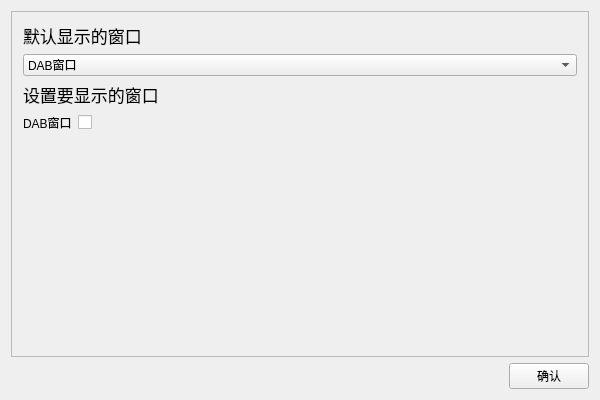
The window that Widgets/SettingWidget.ui (Shhyrule/GameInfoManager) describes before a commit, drawn with Qt 5.
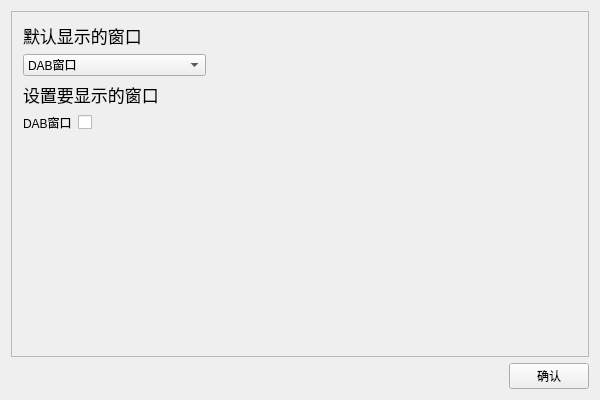
The same window after the commit.

```diff
--- a/Widgets/SettingWidget.ui
+++ b/Widgets/SettingWidget.ui
@@ -42,13 +42,55 @@
         </widget>
        </item>
        <item>
-        <widget class="QComboBox" name="DefualtWidgetComboBox">
+        <layout class="QHBoxLayout" name="horizontalLayout_2">
          <item>
-          <property name="text">
-           <string>DAB窗口</string>
-          </property>
+          <widget class="QComboBox" name="DefualtWidgetComboBox">
+           <property name="sizePolicy">
+            <sizepolicy hsizetype="Expanding" vsizetype="Fixed">
+             <horstretch>0</horstretch>
+             <verstretch>0</verstretch>
+            </sizepolicy>
+           </property>
+           <property name="maximumSize">
+            <size>
+             <width>183</width>
+             <height>16777215</height>
+            </size>
+           </property>
+           <item>
+            <property name="text">
+             <string>DAB窗口</string>
+            </property>
+           </item>
+          </widget>
          </item>
-        </widget>
+         <item>
+          <spacer name="horizontalSpacer_3">
+           <property name="orientation">
+            <enum>Qt::Orientation::Horizontal</enum>
+           </property>
+           <property name="sizeHint" stdset="0">
+            <size>
+             <width>40</width>
+             <height>20</height>
+            </size>
+           </property>
+          </spacer>
+         </item>
+         <item>
+          <spacer name="horizontalSpacer_2">
+           <property name="orientation">
+            <enum>Qt::Orientation::Horizontal</enum>
+           </property>
+           <property name="sizeHint" stdset="0">
+            <size>
+             <width>40</width>
+             <height>20</height>
+            </size>
+           </property>
+          </spacer>
+         </item>
+        </layout>
        </item>
        <item>
         <widget class="QLabel" name="label">
```
